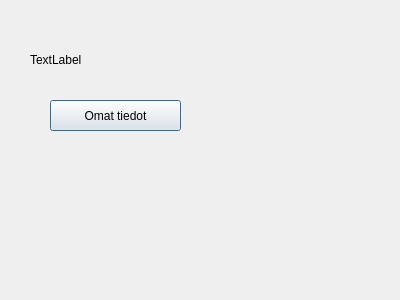
Qt form bank-automat/studentinfo.ui (tvt25spo-bank/group_x) before a commit.
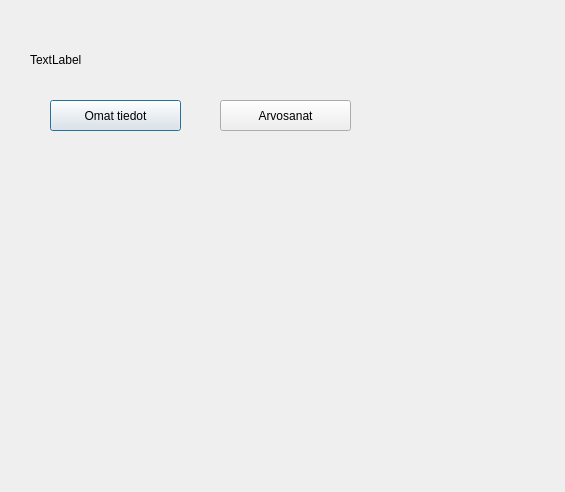
The same form after that commit.

Commit message: student infossa buttonit

Diff of the .ui file:
```diff
--- a/bank-automat/studentinfo.ui
+++ b/bank-automat/studentinfo.ui
@@ -6,8 +6,8 @@
    <rect>
     <x>0</x>
     <y>0</y>
-    <width>400</width>
-    <height>300</height>
+    <width>565</width>
+    <height>492</height>
    </rect>
   </property>
   <property name="windowTitle">
@@ -39,6 +39,19 @@
     <string>Omat tiedot</string>
    </property>
   </widget>
+  <widget class="QPushButton" name="btnGrades">
+   <property name="geometry">
+    <rect>
+     <x>220</x>
+     <y>100</y>
+     <width>131</width>
+     <height>31</height>
+    </rect>
+   </property>
+   <property name="text">
+    <string>Arvosanat</string>
+   </property>
+  </widget>
  </widget>
  <resources/>
  <connections/>
```
